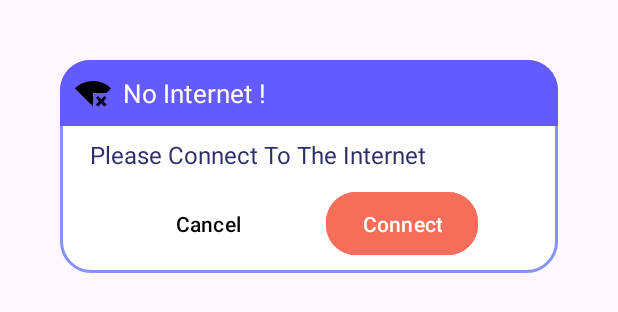
After one commit to Jarvis-byte/Moti-Verse, an Android app: the layout dialog_no_internet.xml on its own in the app's theme, with its tools: preview values and no code run, on a phone screen of 412 x 824 dp. The commit adds this screen. Shown: the top 312 px of the screen. Run offline under Robolectric (Android 15) with nearby library versions, the phone set to English and light mode, and no system bars; network calls fail.

```diff
--- a/app/src/main/AndroidManifest.xml
+++ b/app/src/main/AndroidManifest.xml
@@ -4,7 +4,7 @@
 
     <uses-permission android:name="android.permission.INTERNET" />
     <uses-permission android:name="android.permission.POST_NOTIFICATIONS" />
-
+    <uses-permission android:name="android.permission.ACCESS_NETWORK_STATE" />
     <application
         android:allowBackup="true"
         android:dataExtractionRules="@xml/data_extraction_rules"
--- a/app/src/main/java/com/example/quotify/UI/SaveQuoteSeeActivity.kt
+++ b/app/src/main/java/com/example/quotify/UI/SaveQuoteSeeActivity.kt
@@ -44,6 +44,7 @@ class SaveQuoteSeeActivity : AppCompatActivity() {
                         Toast.LENGTH_SHORT
                     ).show()
                 }
+                mainViewModel.isImageChanged = false
 
             } catch (e: Exception) {
                 e.printStackTrace()
--- /dev/null
+++ b/app/src/main/res/drawable/ic_baseline_signal_wifi_connected_no_internet_4_24.xml
@@ -0,0 +1,5 @@
+<vector android:height="24dp" android:tint="#000000"
+    android:viewportHeight="24" android:viewportWidth="24"
+    android:width="24dp" xmlns:android="http://schemas.android.com/apk/res/android">
+    <path android:fillColor="@android:color/white" android:pathData="M24,8.98C20.93,5.9 16.69,4 12,4C7.31,4 3.07,5.9 0,8.98L12,21v-9h8.99L24,8.98zM19.59,14l-2.09,2.09L15.41,14L14,15.41l2.09,2.09L14,19.59L15.41,21l2.09,-2.08L19.59,21L21,19.59l-2.08,-2.09L21,15.41L19.59,14z"/>
+</vector>
--- a/app/src/main/res/drawable/ic_share.xml
+++ b/app/src/main/res/drawable/ic_share.xml
@@ -3,7 +3,7 @@
     android:height="24dp"
     android:viewportWidth="24"
     android:viewportHeight="24"
-    android:tint="?attr/colorControlNormal">
+    android:tint="#000000">
     <path
         android:fillColor="@android:color/white"
         android:pathData="M18,16.08c-0.76,0 -1.44,0.3 -1.96,0.77L8.91,12.7c0.05,-0.23 0.09,-0.46 0.09,-0.7s-0.04,-0.47 -0.09,-0.7l7.05,-4.11c0.54,0.5 1.25,0.81 2.04,0.81 1.66,0 3,-1.34 3,-3s-1.34,-3 -3,-3 -3,1.34 -3,3c0,0.24 0.04,0.47 0.09,0.7L8.04,9.81C7.5,9.31 6.79,9 6,9c-1.66,0 -3,1.34 -3,3s1.34,3 3,3c0.79,0 1.5,-0.31 2.04,-0.81l7.12,4.16c-0.05,0.21 -0.08,0.43 -0.08,0.65 0,1.61 1.31,2.92 2.92,2.92 1.61,0 2.92,-1.31 2.92,-2.92s-1.31,-2.92 -2.92,-2.92z"/>
--- /dev/null
+++ b/app/src/main/res/drawable/lavender_round.xml
@@ -0,0 +1,9 @@
+<?xml version="1.0" encoding="utf-8"?>
+<shape xmlns:android="http://schemas.android.com/apk/res/android"
+    android:shape="rectangle">
+    <solid
+        android:color="#635aff"/>
+    <corners
+        android:topLeftRadius="20dp"
+        android:topRightRadius="20dp"/>
+</shape>
--- /dev/null
+++ b/app/src/main/res/drawable/white_box.xml
@@ -0,0 +1,11 @@
+<?xml version="1.0" encoding="utf-8"?>
+<shape xmlns:android="http://schemas.android.com/apk/res/android"
+    android:shape="rectangle">
+    <corners
+        android:radius="20dp"/>
+    <stroke
+        android:color="@color/lavender"
+        android:width="2dp"/>
+    <solid
+        android:color="@color/white"/>
+</shape>
--- a/app/src/main/res/layout/activity_main.xml
+++ b/app/src/main/res/layout/activity_main.xml
@@ -176,7 +176,7 @@
                 android:drawableTint="@color/colorSecondaryText"
                 android:gravity="start|center_vertical"
                 android:onClick="onPrevious"
-                android:text="PREVIOUS"
+                android:text="PREV"
                 android:textColor="@color/colorSecondaryText"
                 android:textSize="15sp" />
 
--- /dev/null
+++ b/app/src/main/res/layout/dialog_no_internet.xml
@@ -0,0 +1,79 @@
+<?xml version="1.0" encoding="utf-8"?>
+<androidx.constraintlayout.widget.ConstraintLayout xmlns:android="http://schemas.android.com/apk/res/android"
+    xmlns:app="http://schemas.android.com/apk/res-auto"
+    android:id="@+id/dialogForgot"
+    android:layout_width="match_parent"
+    android:layout_height="match_parent"
+    android:layout_margin="20dp"
+    android:padding="20dp">
+
+    <androidx.constraintlayout.widget.ConstraintLayout
+        android:id="@+id/dialogBox"
+        android:layout_width="match_parent"
+        android:layout_height="wrap_content"
+        android:background="@drawable/white_box"
+        app:layout_constraintTop_toTopOf="parent">
+
+        <TextView
+            android:id="@+id/forgotTitle"
+            android:layout_width="match_parent"
+            android:layout_height="wrap_content"
+            android:background="@drawable/lavender_round"
+            android:drawableLeft="@drawable/ic_baseline_signal_wifi_connected_no_internet_4_24"
+            android:drawablePadding="8dp"
+            android:padding="10dp"
+            android:text="No Internet !"
+            android:textColor="@color/white"
+            android:textSize="17sp"
+            app:layout_constraintTop_toTopOf="parent" />
+
+        <TextView
+            android:id="@+id/desc"
+            android:layout_width="match_parent"
+            android:layout_height="wrap_content"
+            android:layout_marginStart="20dp"
+            android:layout_marginTop="8dp"
+            android:layout_marginEnd="20dp"
+            android:text="Please Connect To The Internet"
+            android:textColor="@color/impText"
+            android:textSize="16sp"
+
+            app:layout_constraintTop_toBottomOf="@id/forgotTitle" />
+
+
+        <Button
+            android:id="@+id/Cancel"
+            android:layout_width="wrap_content"
+            android:layout_height="50dp"
+            android:layout_marginStart="40dp"
+            android:layout_marginTop="10dp"
+            android:layout_marginEnd="10dp"
+            android:layout_marginBottom="8dp"
+            android:backgroundTint="@color/white"
+            android:text="Cancel"
+            android:textColor="@color/black"
+            android:textSize="14sp"
+            app:cornerRadius="20dp"
+            app:layout_constraintBottom_toBottomOf="@id/dialogBox"
+            app:layout_constraintEnd_toStartOf="@id/btnReset"
+            app:layout_constraintStart_toStartOf="parent"
+            app:layout_constraintTop_toBottomOf="@id/desc" />
+
+        <Button
+            android:id="@+id/btnReset"
+            android:layout_width="wrap_content"
+            android:layout_height="50dp"
+            android:layout_marginStart="10dp"
+            android:layout_marginTop="10dp"
+            android:layout_marginEnd="40dp"
+            android:layout_marginBottom="8dp"
+            android:backgroundTint="@color/okButton"
+            android:text="Connect"
+            android:textColor="@color/white"
+            android:textSize="14sp"
+            app:cornerRadius="20dp"
+            app:layout_constraintBottom_toBottomOf="@id/dialogBox"
+            app:layout_constraintEnd_toEndOf="parent"
+            app:layout_constraintStart_toEndOf="@id/Cancel" />
+    </androidx.constraintlayout.widget.ConstraintLayout>
+</androidx.constraintlayout.widget.ConstraintLayout>
--- a/app/src/main/res/values/colors.xml
+++ b/app/src/main/res/values/colors.xml
@@ -4,6 +4,7 @@
     <color name="gray_500">#A5A5A5</color>
     <color name="nothing.xml">#FF6200EE</color>
     <color name="gray_900">#444444</color>
+    <color name="lavender">#8692f7</color>
     <color name="gray_300">#E6E6E6</color>
     <color name="purple_700">#FF3700B3</color>
     <color name="teal_200">#FF03DAC5</color>
```
Also changed, not shown: app/src/main/java/com/example/quotify/HttpHandler/NoInternet.kt (added, +18 -0 lines), app/src/main/java/com/example/quotify/UI/MainActivity.kt (+93 -46 lines), app/src/main/java/com/example/quotify/ViewModel/MainViewModel.kt (+26 -12 lines).
